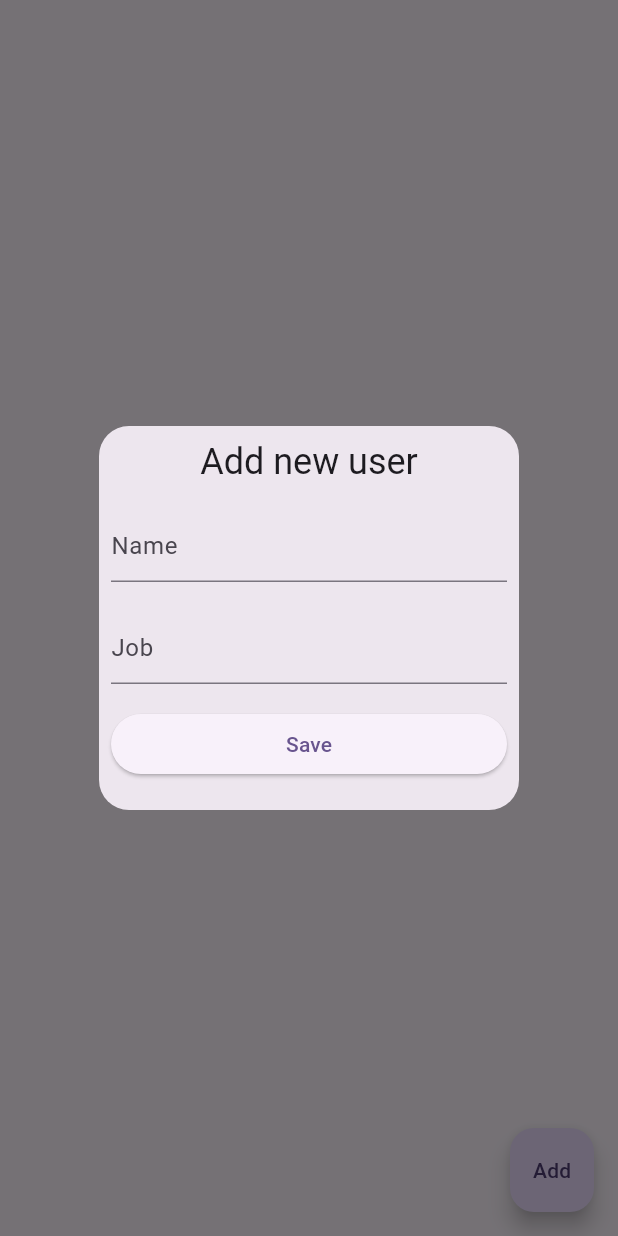
After one commit to ManshurRepo/flutter_cubit_bloc, a Flutter app: the UserPage screen opened directly, after a tap on "Add", on a phone screen of 412 x 824 dp. The commit adds this screen. Run offline on Flutter 3.47's test engine with Material 3 defaults, Android fonts, the phone set to English and light mode, and no system bars; our stand-ins replace bloc, dartz, dio, flutter_bloc, flutter_slidable, freezed_annotation and 2 more; accounts and stored records are empty.

Commit message:
menambahkan crud dengan state management getx

```diff
--- a/lib/app_widget.dart
+++ b/lib/app_widget.dart
@@ -1,6 +1,6 @@
 import 'package:flutter/material.dart';
-import 'package:flutter_cubit_bloc/presentation/sign_in_page.dart/sign_in_page.dart';
 import 'package:flutter_cubit_bloc/presentation/splash_screen/splash_screen.dart';
+import 'package:get/get.dart';
 
 
 class MyApp extends StatelessWidget {
@@ -8,7 +8,7 @@ class MyApp extends StatelessWidget {
 
   @override
   Widget build(BuildContext context) {
-    return MaterialApp(
+    return GetMaterialApp(
       title: 'Flutter Demo',
       theme: ThemeData(
         colorScheme: ColorScheme.fromSeed(seedColor: Colors.deepPurple),
--- /dev/null
+++ b/lib/application/user/controller/user_controller.dart
@@ -0,0 +1,18 @@
+import 'package:flutter_cubit_bloc/domain/core/user/user_data2.dart';
+import 'package:get/get.dart';
+
+class UserController extends GetxController {
+  final _listUserData = List<UserData2>.empty(growable: true);
+
+  addDataToList(UserData2 data) {
+    _listUserData.add(data);
+    update();
+  }
+
+  List<UserData2> get getListUserData => this._listUserData;
+
+  deleteDataOnList(UserData2 data) {
+    _listUserData.remove(data);
+    update();
+  }
+}
--- /dev/null
+++ b/lib/application/user/cubit/user_cubit.dart
@@ -0,0 +1,29 @@
+import 'package:bloc/bloc.dart';
+import 'package:flutter_cubit_bloc/domain/core/user/model/user_req_res.dart';
+import 'package:flutter_cubit_bloc/domain/core/user/user_data2.dart';
+import 'package:flutter_cubit_bloc/infrastructure/user/user_repository.dart';
+import 'package:freezed_annotation/freezed_annotation.dart';
+
+part 'user_state.dart';
+part 'user_cubit.freezed.dart';
+
+class UserCubit extends Cubit<UserState> {
+  UserCubit() : super(UserState.initial());
+  UserRepository _userRepository = UserRepository();
+
+  void createNewUser(RequestData requestData) async {
+    emit(UserState.loading());
+
+    try {
+      final _data = await _userRepository.createNewUser(
+          requestData);
+
+      _data.fold(
+        (l) => emit(UserState.error(l)),
+        (r) => emit(UserState.success(r)),
+      );
+    } catch (e) {
+      emit(UserState.error(e.toString()));
+    }
+  }
+}
--- /dev/null
+++ b/lib/application/user/cubit/user_state.dart
@@ -0,0 +1,9 @@
+part of 'user_cubit.dart';
+
+@freezed
+class UserState with _$UserState {
+  const factory UserState.initial() = _Initial;
+  const factory UserState.loading() = _Loading;
+  const factory UserState.error(String error) = _Error;
+  const factory UserState.success(UserData2 userData) = _Success;
+}
--- /dev/null
+++ b/lib/domain/core/user/model/user_req_res.dart
@@ -0,0 +1,17 @@
+import 'package:freezed_annotation/freezed_annotation.dart';
+
+part 'user_req_res.freezed.dart';
+part 'user_req_res.g.dart';
+
+@freezed
+abstract class UserReqRes with _$UserReqRes {
+  const factory UserReqRes.requestData({
+    String? name,
+    String? job,
+  }) = RequestData;
+
+  factory UserReqRes.fromJson(Map<String, dynamic> json) =>
+  _$UserReqResFromJson(json);
+
+
+}
--- /dev/null
+++ b/lib/domain/core/user/user_data2.dart
@@ -0,0 +1,16 @@
+import 'package:freezed_annotation/freezed_annotation.dart';
+
+part 'user_data2.freezed.dart';
+part 'user_data2.g.dart';
+
+@freezed
+abstract class UserData2 with _$UserData2 {
+  const factory UserData2({
+    String? name,
+    String? job,
+    String? id,
+    String? createdAt,
+  }) = _Data;
+  factory UserData2.fromJson(Map<String, dynamic> json) =>
+      _$UserData2FromJson(json);
+}
--- /dev/null
+++ b/lib/presentation/user/user_page.dart
@@ -0,0 +1,53 @@
+import 'package:flutter/material.dart';
+import 'package:flutter_cubit_bloc/application/user/controller/user_controller.dart';
+import 'package:flutter_slidable/flutter_slidable.dart';
+import 'package:get/get.dart';
+
+import 'widgets/add_user_dialogue.dart';
+
+class UserPage extends StatefulWidget {
+  const UserPage({super.key});
+
+  @override
+  State<UserPage> createState() => _UserPageState();
+}
+
+class _UserPageState extends State<UserPage> {
+  @override
+  Widget build(BuildContext context) {
+    return GetBuilder<UserController>(
+      init: UserController(),
+      builder: (userController) => Scaffold(
+        body: ListView.builder(
+            itemCount: userController.getListUserData.length,
+            itemBuilder: (context, index) => Slidable(
+              startActionPane: ActionPane(motion: ScrollMotion(), children: [
+                    SlidableAction(
+                      onPressed: (context) => {
+                        userController.deleteDataOnList(userController.getListUserData[index]),
+                      } ,
+                      backgroundColor: Color(0xFFFE4A49),
+                      foregroundColor: Colors.white,
+                      icon: Icons.delete,
+                      label: 'Delete',
+                    ),
+                  ]),
+
+              child: ListTile(
+                    title: Text(userController.getListUserData[index].name!),
+                    subtitle: Text("${userController.getListUserData[index].job!} \n ${userController.getListUserData[index].createdAt}"),
+                    isThreeLine: true,
+                    leading: Text(userController.getListUserData[index].id!),
+                  ),
+            )),
+        floatingActionButton: FloatingActionButton(
+          onPressed: () {
+            Get.defaultDialog(
+                title: "Add new user", content: AddUserDialogue());
+          },
+          child: Text("Add"),
+        ),
+      ),
+    );
+  }
+}
--- /dev/null
+++ b/lib/presentation/user/widgets/add_user_dialogue.dart
@@ -0,0 +1,170 @@
+// import 'package:flutter/material.dart';
+// import 'package:flutter_bloc/flutter_bloc.dart';
+// import 'package:flutter_cubit_bloc/application/user/controller/user_controller.dart';
+// import 'package:get/get.dart';
+
+// import '../../../application/user/cubit/user_cubit.dart';
+// import '../../../domain/core/user/model/user_req_res.dart';
+
+// class AddUserDialogue extends StatefulWidget {
+//   const AddUserDialogue({
+//     super.key,
+//   });
+
+//   @override
+//   State<AddUserDialogue> createState() => _AddUserDialogueState();
+// }
+
+// class _AddUserDialogueState extends State<AddUserDialogue> {
+//   final nameController = TextEditingController();
+//   final jobController = TextEditingController();
+//   final userController = Get.put(UserController());
+//   @override
+//   Widget build(BuildContext context) {
+//     return BlocProvider(
+//       create: (context) => UserCubit(),
+//       child: BlocConsumer<UserCubit, UserState>(
+//         listener: (context, state) {
+//           state.maybeMap(
+//             orElse: () => {print('None')},
+//             success: (value) => {
+//               userController.addDataToList(value.userData),
+//               print(value.userData.toString()),
+//               Navigator.pop(context)
+//             },
+//           );
+//         },
+//         builder: (context, state) {
+//           return Column(
+//             children: [
+//               TextField(
+//                 controller: nameController,
+//                 decoration: InputDecoration(
+//                   hintText: "Name",
+//                 ),
+//               ),
+//               SizedBox(height: 20),
+//               TextField(
+//                 controller: jobController,
+//                 decoration: InputDecoration(
+//                   hintText: "Job",
+//                 ),
+//               ),
+//               SizedBox(height: 20),
+//               Container(
+//                 width: double.infinity,
+//                 height: 40,
+//                 child: ElevatedButton(
+//                   onPressed: () {
+//                     print(nameController.text);
+//                     print(jobController.text);
+//                     final _data = RequestData(
+//                         name: nameController.text, job: jobController.text);
+//                     context.read<UserCubit>().createNewUser(_data);
+//                   },
+//                   child: Text("Save"),
+//                 ),
+//               )
+//             ],
+//           );
+//         },
+//       ),
+//     );
+//   }
+// }
+import 'package:flutter/material.dart';
+import 'package:flutter_bloc/flutter_bloc.dart';
+import 'package:flutter_cubit_bloc/application/user/controller/user_controller.dart';
+import 'package:get/get.dart';
+
+import '../../../application/user/cubit/user_cubit.dart';
+import '../../../domain/core/user/model/user_req_res.dart';
+
+class AddUserDialogue extends StatefulWidget {
+  const AddUserDialogue({
+    super.key,
+  });
+
+  @override
+  State<AddUserDialogue> createState() => _AddUserDialogueState();
+}
+
+class _AddUserDialogueState extends State<AddUserDialogue> {
+  final nameController = TextEditingController();
+  final jobController = TextEditingController();
+  final userController = Get.put(UserController());
+
+  @override
+  Widget build(BuildContext context) {
+    return BlocProvider(
+      create: (context) => UserCubit(),
+      child: BlocConsumer<UserCubit, UserState>(
+        listener: (context, state) {
+          state.maybeMap(
+            orElse: () => print('None'),
+            success: (value) {
+              userController.addDataToList(value.userData);
+              print(value.userData.toString());
+              Navigator.pop(context);
+            },
+            error: (error) {
+              print("Error: ${error.error}");
+            },
+          );
+        },
+        builder: (context, state) {
+          final isLoading = state.maybeMap(
+            loading: (_) => true,
+            orElse: () => false,
+          );
+
+          return Column(
+            children: [
+              TextField(
+                controller: nameController,
+                decoration: InputDecoration(
+                  hintText: "Name",
+                ),
+              ),
+              SizedBox(height: 20),
+              TextField(
+                controller: jobController,
+                decoration: InputDecoration(
+                  hintText: "Job",
+                ),
+              ),
+              SizedBox(height: 20),
+              SizedBox(
+                width: double.infinity,
+                height: 40,
+                child: ElevatedButton(
+                  onPressed: isLoading
+                      ? null
+                      : () {
+                          print(nameController.text);
+                          print(jobController.text);
+                          final _data = RequestData(
+                            name: nameController.text,
+                            job: jobController.text,
+                          );
+                          context.read<UserCubit>().createNewUser(_data);
+                        },
+                  child: isLoading
+                      ? SizedBox(
+                          width: 20,
+                          height: 20,
+                          child: CircularProgressIndicator(
+                            strokeWidth: 2.0,
+                            color: Colors.white,
+                          ),
+                        )
+                      : Text("Save"),
+                ),
+              ),
+            ],
+          );
+        },
+      ),
+    );
+  }
+}
--- a/pubspec.yaml
+++ b/pubspec.yaml
@@ -36,14 +36,17 @@ dependencies:
   flutter:
     sdk: flutter
   flutter_bloc: ^8.1.6
+  flutter_slidable: ^3.1.1
   freezed: ^2.5.2
   freezed_annotation: ^2.4.4
+  get: ^4.6.6
   get_storage: ^2.1.1
 
 dev_dependencies:
   flutter_lints: ^3.0.0
   flutter_test:
     sdk: flutter
+  json_serializable: ^6.8.0
 
 # For information on the generic Dart part of this file, see the
 # following page: https://dart.dev/tools/pub/pubspec
```
Also changed, not shown: lib/infrastructure/user/user_repository.dart (added, +54 -0 lines), lib/presentation/splash_screen/splash_screen.dart (+4 -3 lines), lib/application/user/cubit/user_cubit.freezed.dart (added), lib/domain/core/user/model/user_req_res.freezed.dart (added), lib/domain/core/user/model/user_req_res.g.dart (added), lib/domain/core/user/user_data2.freezed.dart (added), lib/domain/core/user/user_data2.g.dart (added), pubspec.lock.
